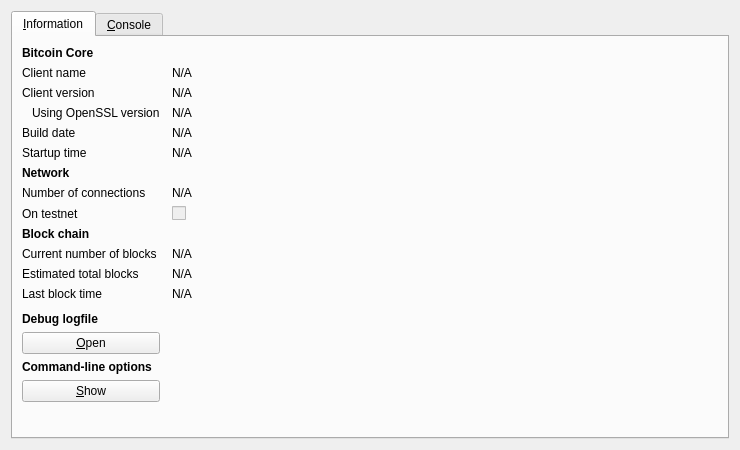
Old version of the form src/qt/forms/rpcconsole.ui in the repository VegasCoin/vegascoin.
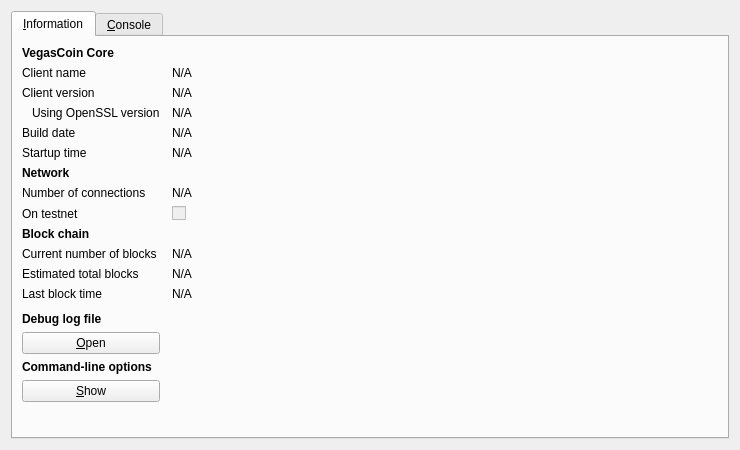
New version of the form. Icons and pictures are not drawn.

Commit message: Major upgrade 2.0.1.1, now based upon latest franko coin wallet, added Kimoto Gravity Well, fixed various bugs, updated manuals, added checkpoints

```diff
--- a/src/qt/forms/rpcconsole.ui
+++ b/src/qt/forms/rpcconsole.ui
@@ -36,7 +36,7 @@
           </font>
          </property>
          <property name="text">
-          <string>Bitcoin Core</string>
+          <string>VegasCoin Core</string>
          </property>
         </widget>
        </item>
@@ -315,7 +315,7 @@
           </font>
          </property>
          <property name="text">
-          <string>Debug logfile</string>
+          <string>Debug log file</string>
          </property>
         </widget>
        </item>
```
Left out of the diff: 11 changed lines with no effect on the pictures. The commit also changes 603 other files.
